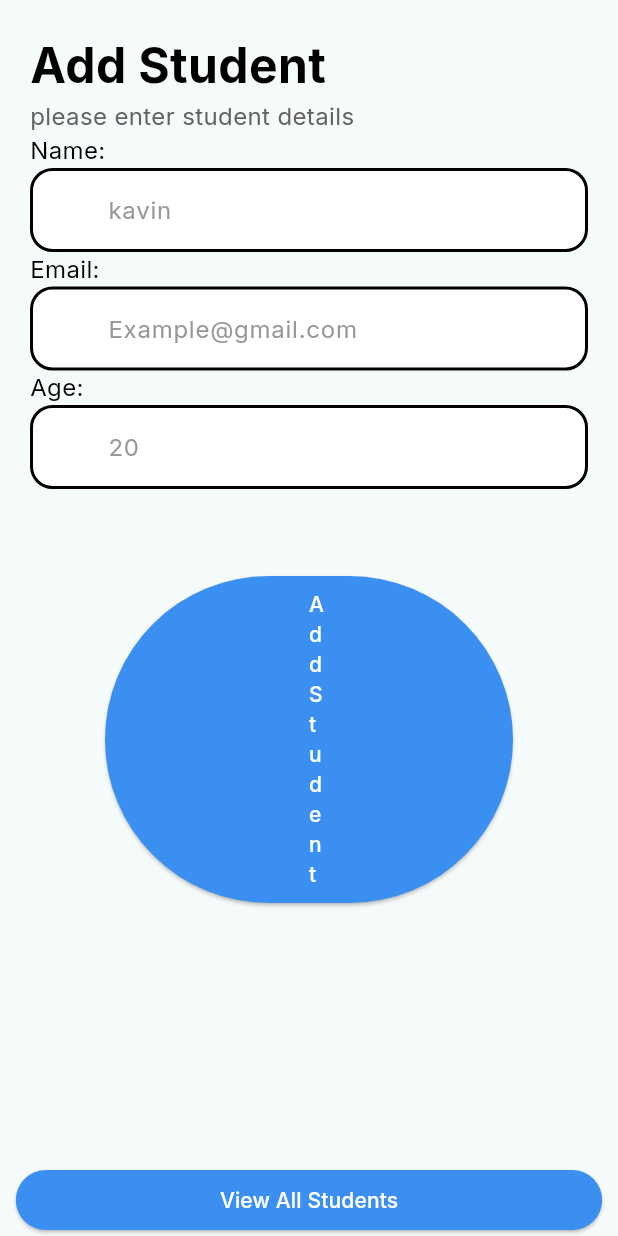
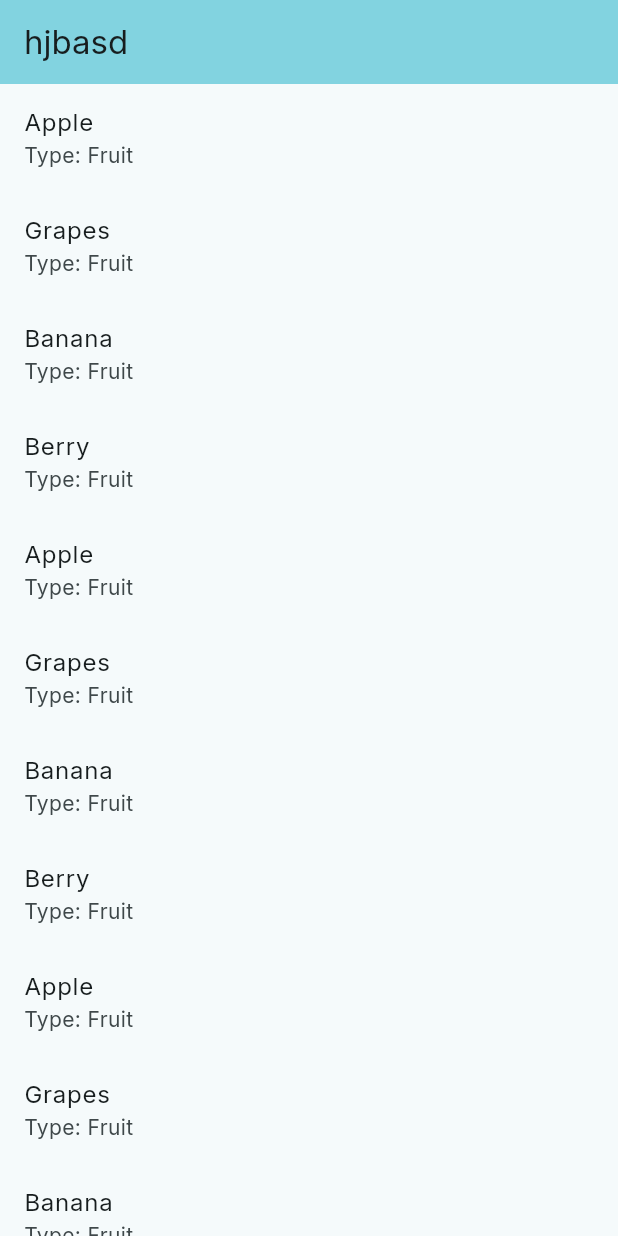
Before and after one commit to Kavinkumarsimple/stateful_lesson-1-sara, a Flutter app: the screen it shows after launch, on a phone screen of 412 x 824 dp. Run offline on Flutter 3.47's test engine with Material 3 defaults, Android fonts, the phone set to English and light mode, and no system bars.

Commit message:
Added Listview Elements

```diff
--- a/lib/main.dart
+++ b/lib/main.dart
@@ -1,7 +1,8 @@
 import 'package:flutter/material.dart';
 // ignore: unused_import
 import 'package:stateful_lesson/custombutton.dart';
-import 'package:stateful_lesson/displayform.dart';
+import 'package:stateful_lesson/screens/custom_listview.dart';
+import 'package:stateful_lesson/screens/displayform.dart';
 // globals.dart
 import 'package:stateful_lesson/models/students.dart';
 
@@ -38,7 +39,7 @@ class MyApp extends StatelessWidget {
         colorScheme: ColorScheme.fromSeed(seedColor: Colors.white),
         useMaterial3: true,
       ),
-      home: displayform(),
+      home: Custom_ListViewScreen(),
       debugShowCheckedModeBanner: false,
     );
   }
--- /dev/null
+++ b/lib/screens/custom_listview.dart
@@ -0,0 +1,31 @@
+import 'package:flutter/material.dart';
+import 'package:stateful_lesson/models/students.dart';
+
+class Custom_ListViewScreen extends StatefulWidget {
+  const Custom_ListViewScreen({super.key});
+
+  @override
+  State<Custom_ListViewScreen> createState() => _Custom_ListViewScreenState();
+}
+
+class _Custom_ListViewScreenState extends State<Custom_ListViewScreen> {
+  final List<String> fruitItems = ['Apple', 'Grapes', 'Banana', 'Berry','Apple', 'Grapes', 'Banana', 'Berry','Apple', 'Grapes', 'Banana', 'Berry','Apple', 'Grapes', 'Banana', 'Berry',];
+
+  @override
+  Widget build(BuildContext context) {
+    return Scaffold(
+        appBar: AppBar(
+          backgroundColor: Theme.of(context).colorScheme.inversePrimary,
+          title: Text("hjbasd"),
+        ),
+        body: ListView.builder(
+            itemCount: fruitItems.length,
+            itemBuilder: (context, index) {
+              return ListTile(
+                title: Text(fruitItems[index]),
+                subtitle: Text('Type: Fruit'),
+              );
+            }) // This trailing comma makes auto-formatting nicer for build methods.
+        );
+  }
+}
```
Also changed, not shown: lib/screens/displayform.dart (renamed from lib/displayform.dart).
